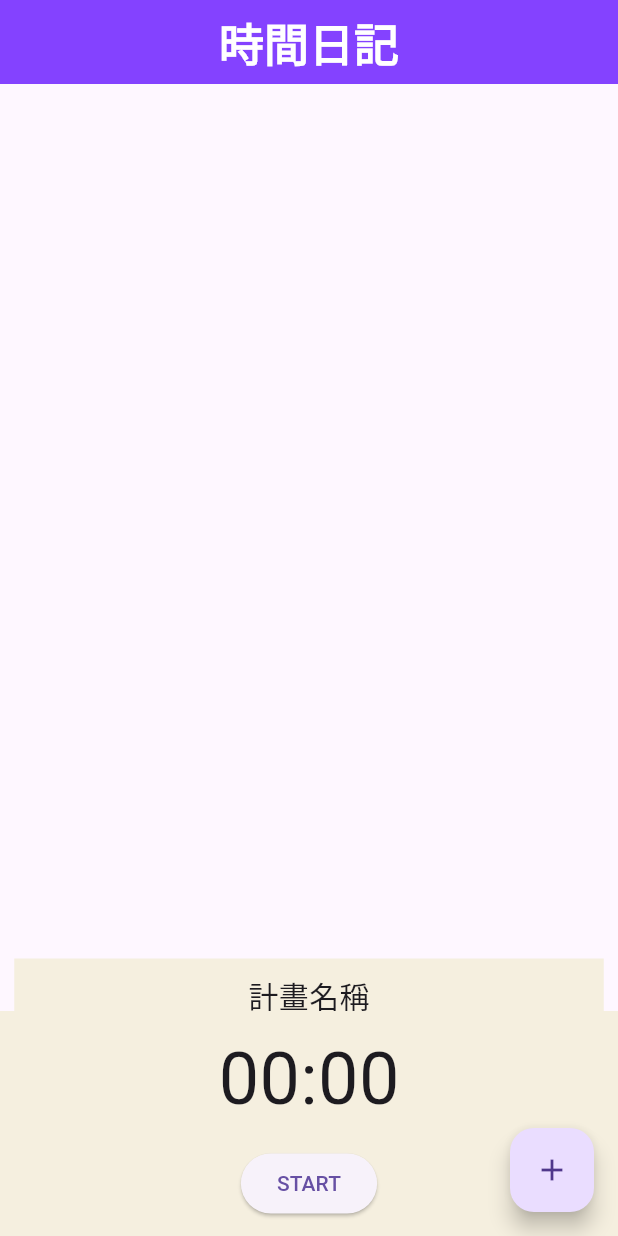
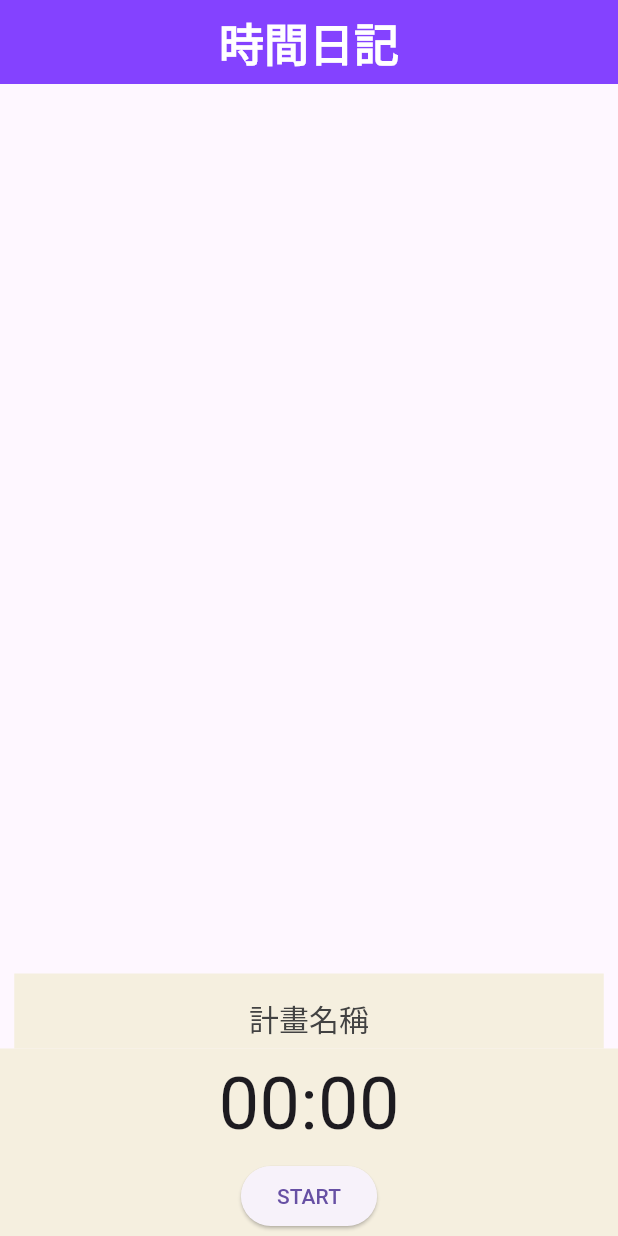
Before and after one commit to anne0714/time_diary, a Flutter app: the screen it shows after launch, on a phone screen of 412 x 824 dp. Run offline on Flutter 3.47's test engine with Material 3 defaults, Android fonts, the phone set to English and light mode, and no system bars; our stand-ins replace isar; accounts and stored records are empty; generated files the repository leaves out were written again.

Commit message:
plan list page

```diff
--- a/hive/lib/main.dart
+++ b/hive/lib/main.dart
@@ -2,16 +2,22 @@ import 'package:Isar/models/note_database.dart';
 import 'package:Isar/models/timer.dart';
 import 'package:flutter/material.dart';
 import 'package:provider/provider.dart';
+import 'models/plan_db.dart';
 import 'pages/notes_pages.dart';
+import 'pages/plans_list_page.dart';
 
 void main() async {
   // initialize note isar db
   WidgetsFlutterBinding.ensureInitialized();
+  await PlanDataBase.initialize();
   await NoteDataBase.initialize();
 
   runApp(MultiProvider(providers: [
     ChangeNotifierProvider(
       create: (context) => NoteDataBase(),
+    ),
+    ChangeNotifierProvider(
+      create: (context) => PlanDataBase(),
     ),
     ChangeNotifierProvider(
       create: (context) => PlanNameNotifier(),
@@ -27,6 +33,13 @@ class MainApp extends StatelessWidget {
 
   @override
   Widget build(BuildContext context) {
-    return MaterialApp(debugShowCheckedModeBanner: false, home: NotesPage());
+    return MaterialApp(
+      debugShowCheckedModeBanner: false,
+      home: NotesPage(),
+      routes: {
+        '/planslistpage': (context) => PlansListPage(),
+        '/notespage': (context) => NotesPage()
+      },
+    );
   }
 }
--- a/hive/lib/models/timer.dart
+++ b/hive/lib/models/timer.dart
@@ -77,7 +77,7 @@ class BuildTimer extends ChangeNotifier {
   Widget timerUI(String time) => Container(
         color: Color.fromARGB(255, 245, 239, 223),
         child: SizedBox(
-          height: 150,
+          height: 125,
           child: Column(
             mainAxisAlignment: MainAxisAlignment.spaceEvenly,
             children: [
--- a/hive/lib/pages/notes_pages.dart
+++ b/hive/lib/pages/notes_pages.dart
@@ -101,41 +101,6 @@ class NotesPage extends StatelessWidget {
     // create the list of notes
     List<Note> notesList = noteDatabase.notesList;
 
-    // noteslist UI 用一個ListView顯示資料列表
-    Widget notesListUI() => Expanded(
-          child: SizedBox(
-            height: 100,
-            child: ListView.builder(
-                itemCount: notesList.length,
-                itemBuilder: (context, index) {
-                  // get individual note
-                  final note = notesList[index];
-
-                  // list tile UI
-                  return ListTile(
-                    title: Text(
-                      note.text,
-                      style: TextStyle(fontSize: 28),
-                    ),
-                    trailing: Row(
-                      mainAxisSize: MainAxisSize.min,
-                      children: [
-                        // edit buttom
-                        IconButton(
-                            onPressed: () => updateNote(note),
-                            icon: const Icon(Icons.edit)),
-
-                        // delete buttom
-                        IconButton(
-                            onPressed: () => deleteNote(note.id),
-                            icon: const Icon(Icons.delete))
-                      ],
-                    ),
-                  );
-                }),
-          ),
-        );
-
     // 改計畫名稱
     void changePlanName() {
       textController.text = planName;
@@ -143,6 +108,7 @@ class NotesPage extends StatelessWidget {
       showDialog(
           context: context,
           builder: (context) => AlertDialog(
+                title: const Text("更改計畫名稱"),
                 content: TextField(
                   controller: textController,
                 ),
@@ -169,20 +135,51 @@ class NotesPage extends StatelessWidget {
     // BuildTimer buildTimer = context.watch<BuildTimer>();
 
     // UI
+    // noteslist UI 用一個ListView顯示資料列表
+    Widget notesListUI() => Expanded(
+          child: SizedBox(
+            height: 100,
+            child: ListView.builder(
+                itemCount: notesList.length,
+                itemBuilder: (context, index) {
+                  // get individual note
+                  final note = notesList[index];
+
+                  // list tile UI
+                  return ListTile(
+                    title: Text(
+                      note.text,
+                      style: TextStyle(fontSize: 18),
+                    ),
+                    trailing: Row(
+                      mainAxisSize: MainAxisSize.min,
+                      children: [
+                        // edit buttom
+                        IconButton(
+                            onPressed: () => updateNote(note),
+                            icon: const Icon(Icons.edit)),
+
+                        // delete buttom
+                        IconButton(
+                            onPressed: () => deleteNote(note.id),
+                            icon: const Icon(Icons.delete))
+                      ],
+                    ),
+                  );
+                }),
+          ),
+        );
+
+    // 頁面UI
     return Scaffold(
       appBar: AppBar(
-        title: Text(
+        title: const Text(
           '時間日記',
           style: TextStyle(
               fontSize: 30, color: Colors.white, fontWeight: FontWeight.w600),
         ),
         centerTitle: true,
-        backgroundColor: Color.fromARGB(255, 132, 66, 255),
-      ),
-      // 更改計畫名稱按鈕
-      floatingActionButton: FloatingActionButton(
-        onPressed: changePlanName,
-        child: Icon(Icons.add),
+        backgroundColor: const Color.fromARGB(255, 132, 66, 255),
       ),
       body: Column(children: [
         notesListUI(),
@@ -191,17 +188,32 @@ class NotesPage extends StatelessWidget {
           color: const Color.fromARGB(255, 245, 239, 223),
           child: SizedBox(
             width: 393,
-            height: 25,
-            child: Center(
+            height: 40,
+            child: TextButton(
                 child: Selector<PlanNameNotifier, String>(
                     selector: (context, planNameNotifier) =>
                         planNameNotifier.planName,
                     builder: (context, planName, child) {
+                      // 顯示計畫名稱
                       return Text(
-                        planName, // 顯示計畫名稱
-                        style: TextStyle(fontSize: 20),
+                        planName,
                       );
-                    })),
+                    }),
+                style: TextButton.styleFrom(
+                    padding: EdgeInsets.zero,
+                    foregroundColor: Colors.grey[800],
+                    textStyle: TextStyle(fontSize: 20.0)),
+                // 按鈕按下後去計劃列表頁面
+                onPressed: () async {
+                  // 使用 Navigator.push 傳遞 context 讀取選中的計畫名稱
+                  final selectedPlanName =
+                      await Navigator.pushNamed(context, '/planslistpage');
+                  if (selectedPlanName != null && selectedPlanName is String) {
+                    context
+                        .read<PlanNameNotifier>()
+                        .setPlanName(selectedPlanName);
+                  }
+                }),
           ),
         ),
         Consumer<BuildTimer>(
```
Also changed, not shown: hive/lib/models/note_database.dart (+6 -4 lines), hive/lib/models/plan.dart (added, +12 -0 lines), hive/lib/models/plan_db.dart (added, +63 -0 lines), hive/lib/pages/plans_list_page.dart (added, +139 -0 lines), hive/lib/models/plan.g.dart (added), hive/pubspec.lock.
